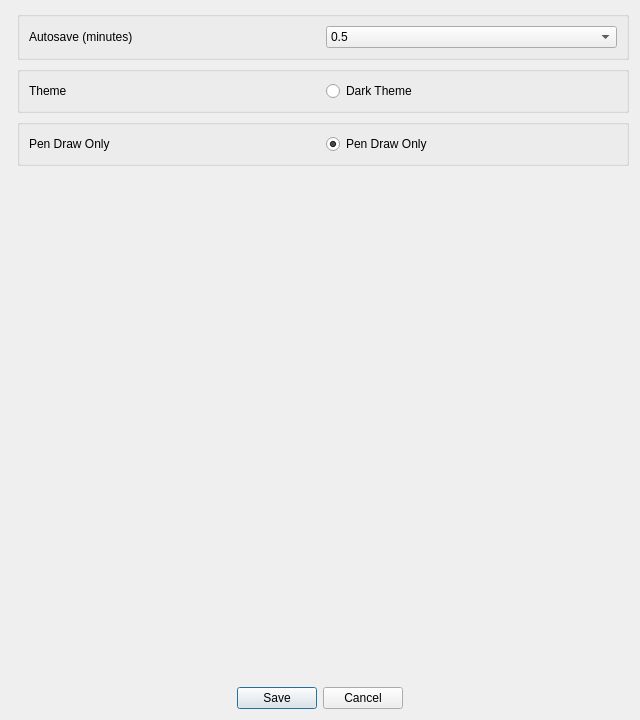
Qt form src/main/python/ui/preferences_gui.ui (stroblme/UNote) before a commit.
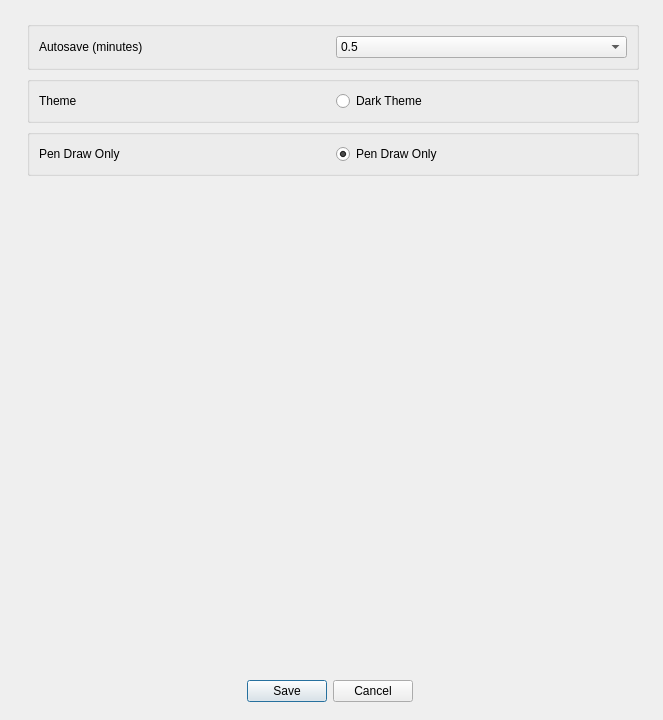
The same form after that commit.

Patch:
```diff
--- a/src/main/python/ui/preferences_gui.ui
+++ b/src/main/python/ui/preferences_gui.ui
@@ -7,7 +7,7 @@
    <rect>
     <x>0</x>
     <y>0</y>
-    <width>640</width>
+    <width>663</width>
     <height>720</height>
    </rect>
   </property>
@@ -16,6 +16,16 @@
   </property>
   <layout class="QVBoxLayout" name="verticalLayout">
    <item>
+    <widget class="QWidget" name="centralwidget" native="true">
+     <widget class="QWidget" name="">
+      <property name="geometry">
+       <rect>
+        <x>10</x>
+        <y>10</y>
+        <width>618</width>
+        <height>681</height>
+       </rect>
+      </property>
     <layout class="QVBoxLayout" name="verticalLayout_3">
      <item>
       <layout class="QFormLayout" name="formLayout">
@@ -27,6 +37,9 @@
            <verstretch>0</verstretch>
           </sizepolicy>
          </property>
+           <property name="title">
+            <string/>
+           </property>
          <layout class="QHBoxLayout" name="horizontalLayout_2">
           <item>
            <widget class="QLabel" name="labelAutosave">
@@ -165,6 +178,8 @@
       </layout>
      </item>
     </layout>
+     </widget>
+    </widget>
    </item>
   </layout>
  </widget>
```
Lines whose indentation alone changed are shown as unchanged.
